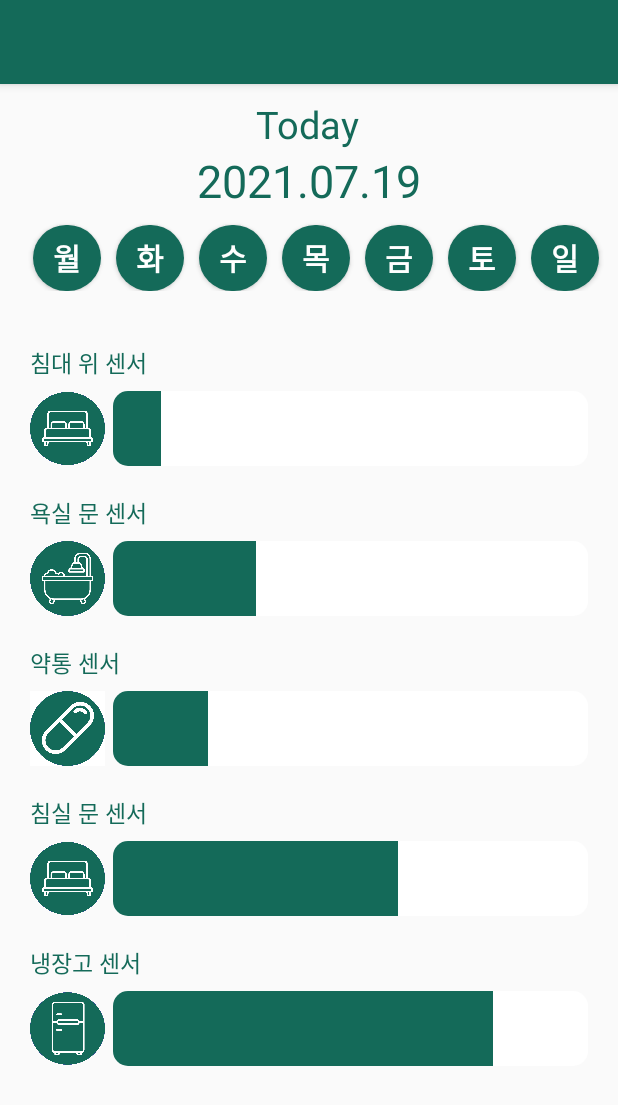
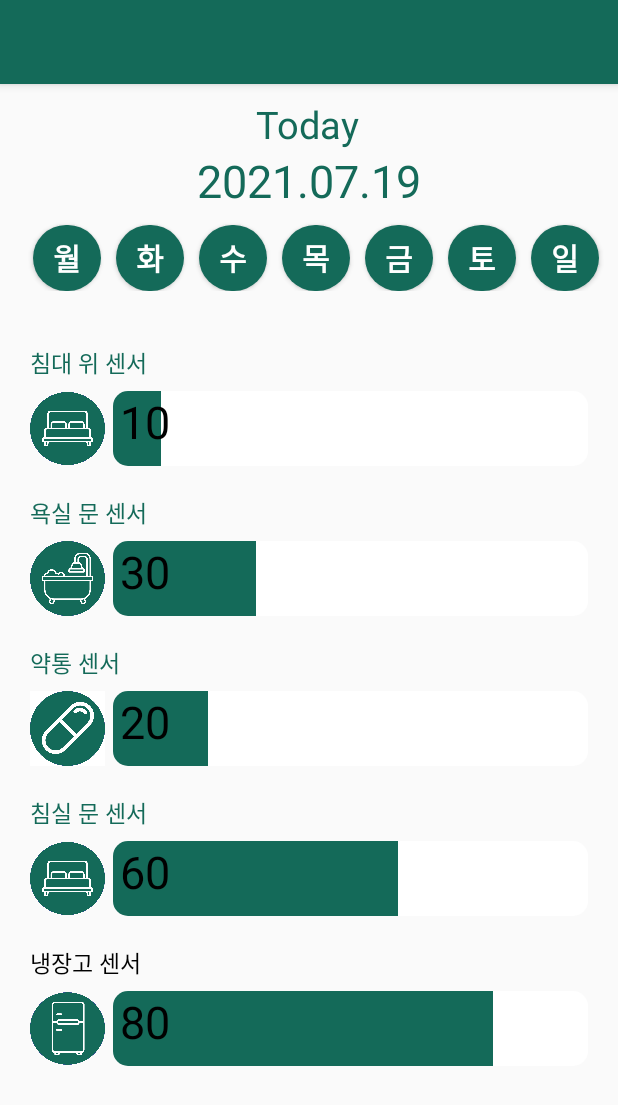
Before and after one commit to DOLBOMI/DOLBOMI_FRONT, an Android app: the LifePatternActivity screen opened directly, with no data from a screen before it, on a phone screen of 412 x 824 dp. Shown: the top 1105 px of the screen. Run offline under Robolectric (Android 15) with nearby library versions, the phone set to English and light mode, and no system bars.

Commit message:
feat: 횟수 추가

```diff
--- a/app/src/main/java/com/example/dolbomi/IntroActivity.java
+++ b/app/src/main/java/com/example/dolbomi/IntroActivity.java
@@ -24,7 +24,7 @@ public class IntroActivity extends AppCompatActivity {
         @Override
         public void handleMessage(Message msg) {
             if (msg.what == 1) {
-                Intent intent = new Intent(IntroActivity.this, LoginActivity.class);
+                Intent intent = new Intent(IntroActivity.this, LifePatternActivity.class);
                 startActivity(intent);
             }
         }
--- a/app/src/main/java/com/example/dolbomi/LifePatternActivity.java
+++ b/app/src/main/java/com/example/dolbomi/LifePatternActivity.java
@@ -26,11 +26,24 @@ public class LifePatternActivity extends AppCompatActivity {
         ProgressBar progressBar4 = (ProgressBar) findViewById(R.id.progressBar4);
         ProgressBar progressBar5 = (ProgressBar) findViewById(R.id.progressBar5);
 
+        TextView textView1 = (TextView) findViewById(R.id.textView1);
+        TextView textView2 = (TextView) findViewById(R.id.textView2);
+        TextView textView3 = (TextView) findViewById(R.id.textView3);
+        TextView textView4 = (TextView) findViewById(R.id.textView4);
+        TextView textView5 = (TextView) findViewById(R.id.textView5);
+
         progressBar1.setProgress(10);
         progressBar2.setProgress(30);
         progressBar3.setProgress(20);
         progressBar4.setProgress(60);
         progressBar5.setProgress(80);
+
+        textView1.setText("10");
+        textView2.setText("30");
+        textView3.setText("20");
+        textView4.setText("60");
+        textView5.setText("80");
+
 
         Date date = new Date();
         String time = mFormat.format(date);
--- a/app/src/main/res/layout/activity_life_pattern.xml
+++ b/app/src/main/res/layout/activity_life_pattern.xml
@@ -184,6 +184,10 @@
                         android:src="@drawable/bed_round"
                         tools:ignore="MissingConstraints" />
 
+                    <FrameLayout
+                        android:layout_width="match_parent"
+                        android:layout_height="wrap_content">
+
                         <ProgressBar
                             android:id="@+id/progressBar1"
                             style="?android:attr/progressBarStyleHorizontal"
@@ -196,6 +200,17 @@
                             android:progressDrawable="@drawable/custom_progress_bar">
 
                         </ProgressBar>
+
+                        <TextView
+                            android:layout_width="wrap_content"
+                            android:layout_height="wrap_content"
+                            android:id="@+id/textView1"
+                            android:text="0"
+                            android:textColor="@color/black"
+                            android:textSize="30sp"
+                            android:layout_marginLeft="10dp"/>
+                    </FrameLayout>
+
 
                 </LinearLayout>
 
@@ -229,6 +244,10 @@
                         android:src="@drawable/bathtub_icon"
                         tools:ignore="MissingConstraints" />
 
+                    <FrameLayout
+                        android:layout_width="match_parent"
+                        android:layout_height="wrap_content">
+
                         <ProgressBar
                             android:id="@+id/progressBar2"
                             style="?android:attr/progressBarStyleHorizontal"
@@ -241,6 +260,16 @@
                             android:progressDrawable="@drawable/custom_progress_bar">
 
                         </ProgressBar>
+
+                        <TextView
+                            android:layout_width="wrap_content"
+                            android:layout_height="wrap_content"
+                            android:id="@+id/textView2"
+                            android:text="0"
+                            android:textColor="@color/black"
+                            android:textSize="30sp"
+                            android:layout_marginLeft="10dp"/>
+                    </FrameLayout>
 
                 </LinearLayout>
 
@@ -274,6 +303,10 @@
                         android:src="@drawable/pill_icon"
                         tools:ignore="MissingConstraints" />
 
+                    <FrameLayout
+                        android:layout_width="match_parent"
+                        android:layout_height="wrap_content">
+
                         <ProgressBar
                             android:id="@+id/progressBar3"
                             style="?android:attr/progressBarStyleHorizontal"
@@ -286,6 +319,16 @@
                             android:progressDrawable="@drawable/custom_progress_bar">
 
                         </ProgressBar>
+
+                        <TextView
+                            android:layout_width="wrap_content"
+                            android:layout_height="wrap_content"
+                            android:id="@+id/textView3"
+                            android:text="0"
+                            android:textColor="@color/black"
+                            android:textSize="30sp"
+                            android:layout_marginLeft="10dp"/>
+                    </FrameLayout>
 
                 </LinearLayout>
 
@@ -319,6 +362,10 @@
                         android:src="@drawable/bed_round"
                         tools:ignore="MissingConstraints" />
 
+                    <FrameLayout
+                        android:layout_width="match_parent"
+                        android:layout_height="wrap_content">
+
                         <ProgressBar
                             android:id="@+id/progressBar4"
                             style="?android:attr/progressBarStyleHorizontal"
@@ -331,6 +378,16 @@
                             android:progressDrawable="@drawable/custom_progress_bar">
 
                         </ProgressBar>
+
+                        <TextView
+                            android:layout_width="wrap_content"
+                            android:layout_height="wrap_content"
+                            android:id="@+id/textView4"
+                            android:text="0"
+                            android:textColor="@color/black"
+                            android:textSize="30sp"
+                            android:layout_marginLeft="10dp"/>
+                    </FrameLayout>
 
                 </LinearLayout>
 
@@ -348,7 +405,7 @@
                     android:layout_marginLeft="20dp"
                     android:layout_marginBottom="7dp"
                     android:text="냉장고 센서"
-                    android:textColor="#146A59"
+                    android:textColor="@color/black"
                     android:textSize="15sp" />
 
                 <LinearLayout
@@ -364,6 +421,10 @@
                         android:src="@drawable/fridge_icon"
                         tools:ignore="MissingConstraints" />
 
+                    <FrameLayout
+                        android:layout_width="match_parent"
+                        android:layout_height="wrap_content">
+
                         <ProgressBar
                             android:id="@+id/progressBar5"
                             style="?android:attr/progressBarStyleHorizontal"
@@ -377,6 +438,16 @@
 
                         </ProgressBar>
 
+                        <TextView
+                            android:layout_width="wrap_content"
+                            android:layout_height="wrap_content"
+                            android:id="@+id/textView5"
+                            android:text="0"
+                            android:textColor="@color/black"
+                            android:textSize="30sp"
+                            android:layout_marginLeft="10dp"/>
+                    </FrameLayout>
+
                 </LinearLayout>
 
             </LinearLayout>
```
Lines whose indentation alone changed are shown as unchanged.
